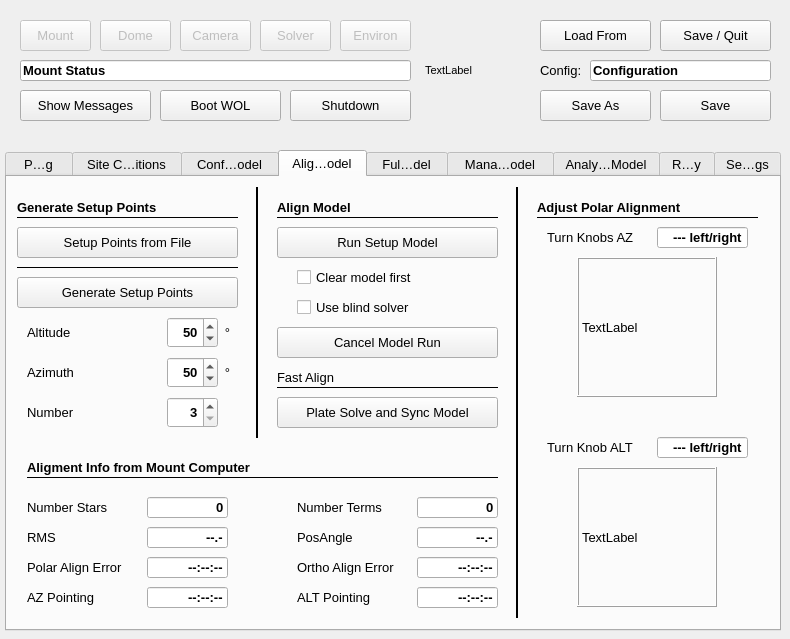
Above: mountwizzard/gui/wizzard_main_ui.ui from sayitfast/MountWizzard3 before the change. Below: the same form after it.
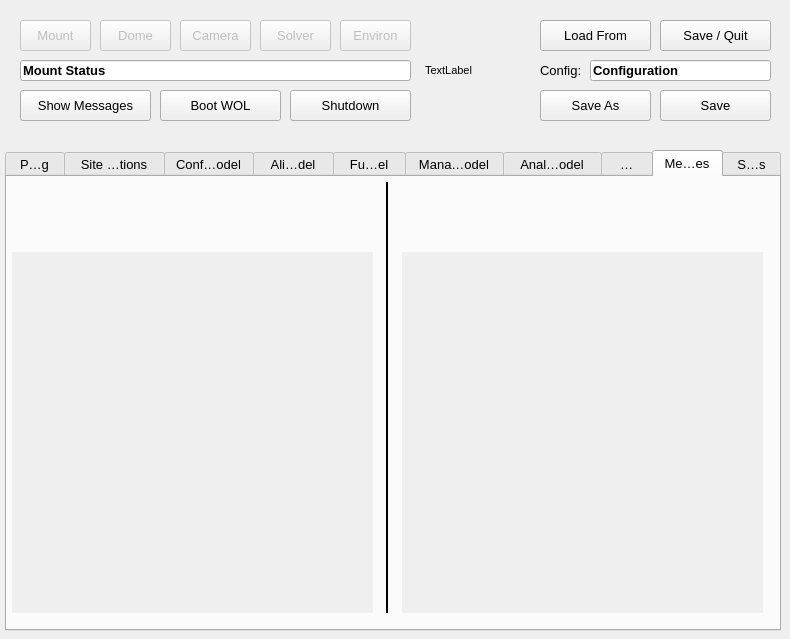
That is the form after the change. Custom widgets are drawn as their Qt base class.

Commit message: reworked polar plot

The edit to the form file:
```diff
--- a/mountwizzard/gui/wizzard_main_ui.ui
+++ b/mountwizzard/gui/wizzard_main_ui.ui
@@ -136,7 +136,7 @@
     <enum>QTabWidget::Rounded</enum>
    </property>
    <property name="currentIndex">
-    <number>3</number>
+    <number>8</number>
    </property>
    <property name="elideMode">
     <enum>Qt::ElideMiddle</enum>
@@ -9114,6 +9114,65 @@
      </property>
     </widget>
    </widget>
+   <widget class="QWidget" name="tab_13">
+    <attribute name="title">
+     <string>Measures</string>
+    </attribute>
+    <widget class="QWidget" name="measure1" native="true">
+     <property name="enabled">
+      <bool>true</bool>
+     </property>
+     <property name="geometry">
+      <rect>
+       <x>5</x>
+       <y>75</y>
+       <width>361</width>
+       <height>361</height>
+      </rect>
+     </property>
+     <property name="autoFillBackground">
+      <bool>true</bool>
+     </property>
+    </widget>
+    <widget class="QWidget" name="measure2" native="true">
+     <property name="enabled">
+      <bool>true</bool>
+     </property>
+     <property name="geometry">
+      <rect>
+       <x>395</x>
+       <y>75</y>
+       <width>361</width>
+       <height>361</height>
+      </rect>
+     </property>
+     <property name="autoFillBackground">
+      <bool>true</bool>
+     </property>
+    </widget>
+    <widget class="Line" name="line_45">
+     <property name="geometry">
+      <rect>
+       <x>370</x>
+       <y>5</y>
+       <width>21</width>
+       <height>431</height>
+      </rect>
+     </property>
+     <property name="styleSheet">
+      <string notr="true"/>
+     </property>
+     <property name="frameShadow">
+      <enum>QFrame::Plain</enum>
+     </property>
+     <property name="lineWidth">
+      <number>2</number>
+     </property>
+     <property name="orientation">
+      <enum>Qt::Vertical</enum>
+     </property>
+    </widget>
+   </widget>
    <widget class="QWidget" name="tab_3">
     <attribute name="title">
      <string>Settings</string>
```
Left out of the diff: 20 changed lines with no effect on the pictures. The commit also changes 2 other files.
